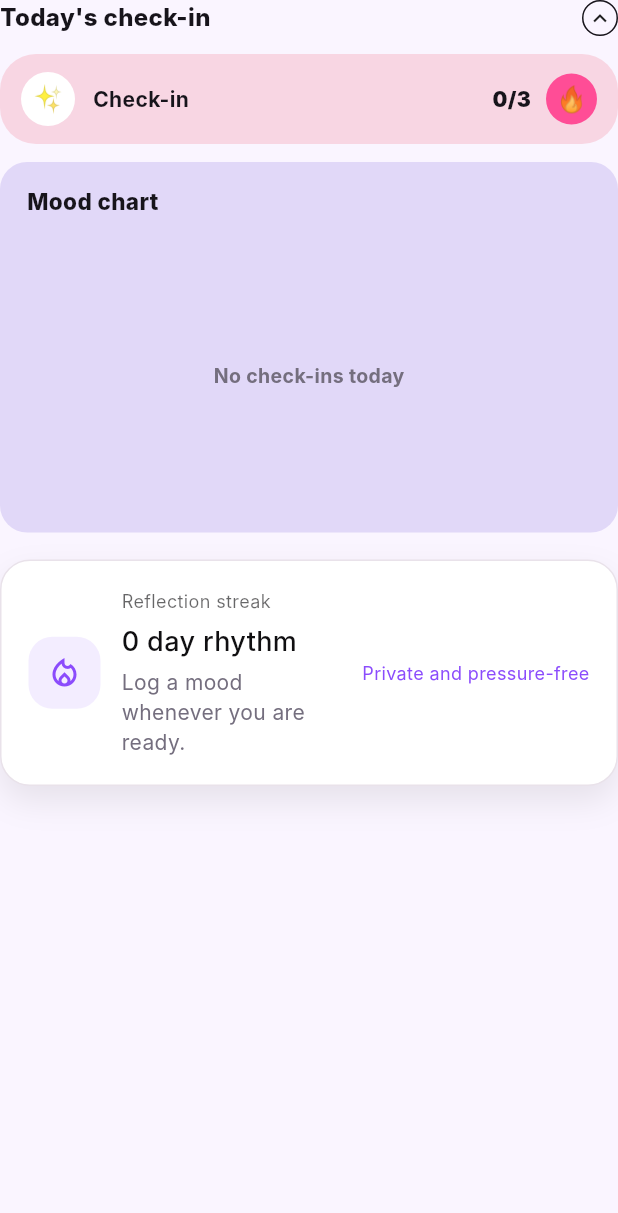
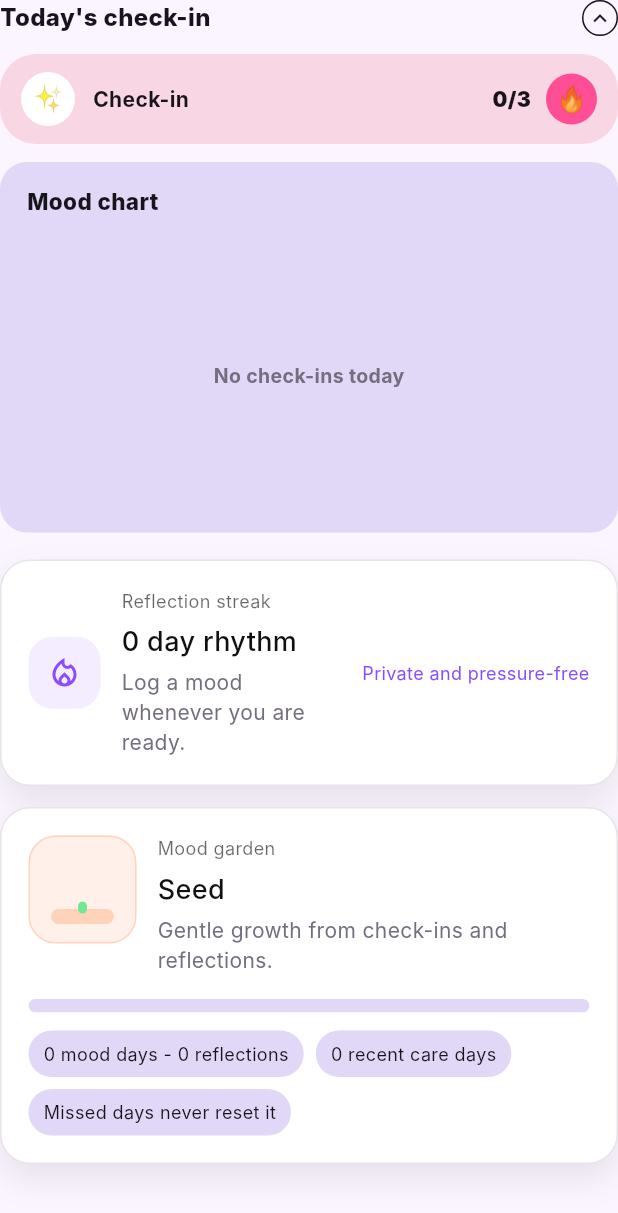
Before and after one commit to lehieu2003/Daily-Mood, a Flutter app: the _DashboardContent widget shown alone on an empty page, opened directly with empty values, on a phone screen of 412 x 824 dp. Shown: the top 1213 px of the screen. Run offline on Flutter 3.47's test engine with Material 3 defaults, Android fonts, the phone set to English and light mode, and no system bars; our stand-ins replace animated_notch_bottom_bar, drift, equatable, file_picker, fl_chart, flutter_bloc and 6 more; missing offline and left inert: record, sqlcipher_flutter_libs, sqlite3; accounts and stored records are empty; generated files the repository leaves out were written again; Roboto replaces fonts that are missing (Inter).

Commit message:
feat: add mood garden
Adds a non-resetting mood garden summary based on lifetime check-in days and reflections, dashboard UI, localization, and focused tests.

Verification: user reported all tests passed. Also ran git diff --cached --check with exit code 0 before commit.

```diff
--- a/daily_mood_application/lib/app/localization/app_localizations.dart
+++ b/daily_mood_application/lib/app/localization/app_localizations.dart
@@ -95,6 +95,9 @@ class AppLocalizations {
   String get saveReflection => _text('saveReflection');
   String get editReflection => _text('editReflection');
   String get noneYet => _text('noneYet');
+  String get moodGarden => _text('moodGarden');
+  String get moodGardenSubtitle => _text('moodGardenSubtitle');
+  String get gardenNoReset => _text('gardenNoReset');
   String get dashboardEmptyBody => _text('dashboardEmptyBody');
   String get noCheckInsToday => _text('noCheckInsToday');
   String get tip => _text('tip');
@@ -253,6 +256,33 @@ class AppLocalizations {
 
   String commonReason(String reason) {
     return isVietnamese ? 'Lý do: $reason' : 'Reason: $reason';
+  }
+
+  String gardenStageLabel(String stage) {
+    if (!isVietnamese) return stage;
+    return switch (stage) {
+      'Seed' => 'Hạt mầm',
+      'Sprout' => 'Mầm non',
+      'Leafy' => 'Nhiều lá',
+      'Bloom' => 'Nở hoa',
+      'Flourishing' => 'Tươi tốt',
+      _ => stage,
+    };
+  }
+
+  String gardenGrowthSummary({
+    required int activeDays,
+    required int reflections,
+  }) {
+    return isVietnamese
+        ? '$activeDays ngày ghi mood - $reflections phản chiếu'
+        : '$activeDays mood days - $reflections reflections';
+  }
+
+  String gardenRecentSummary(int count) {
+    return isVietnamese
+        ? '$count ngày chăm sóc gần đây'
+        : '$count recent care days';
   }
 
   String dailyReminderOn(String time) {
@@ -573,6 +603,9 @@ const _en = {
   'saveReflection': 'Save reflection',
   'editReflection': 'Update reflection',
   'noneYet': 'None yet',
+  'moodGarden': 'Mood garden',
+  'moodGardenSubtitle': 'Gentle growth from check-ins and reflections.',
+  'gardenNoReset': 'Missed days never reset it',
   'dashboardEmptyBody':
       'Start with one quick check-in. Your first entry will appear here.',
   'noCheckInsToday': 'No check-ins today',
@@ -768,6 +801,9 @@ const _vi = {
   'saveReflection': 'Lưu phản chiếu',
   'editReflection': 'Cập nhật phản chiếu',
   'noneYet': 'Chưa có',
+  'moodGarden': 'Vườn tâm trạng',
+  'moodGardenSubtitle': 'Lớn nhẹ nhàng từ check-in và phản chiếu.',
+  'gardenNoReset': 'Ngày bỏ lỡ không đặt lại vườn',
   'dashboardEmptyBody':
       'Bắt đầu bằng một lần check-in nhanh. Mục đầu tiên của bạn sẽ xuất hiện ở đây.',
   'noCheckInsToday': 'Hôm nay chưa có check-in',
@@ -850,8 +886,7 @@ const _vi = {
   'importFailed': 'Nhập dữ liệu thất bại. Vui lòng thử lại.',
   'localDataDeleted': 'Đã xóa dữ liệu cục bộ.',
   'manageCustomTags': 'Quản lý thẻ tùy chỉnh',
-  'manageCustomTagsSubtitle':
-      'Lưu trữ lý do ít dùng hoặc khôi phục lại sau.',
+  'manageCustomTagsSubtitle': 'Lưu trữ lý do ít dùng hoặc khôi phục lại sau.',
   'manageCustomTagsBody':
       'Thẻ tùy chỉnh đã lưu trữ sẽ ẩn khỏi check-in mới nhưng vẫn gắn với mục cũ.',
   'noCustomTags': 'Chưa có thẻ tùy chỉnh.',
--- a/daily_mood_application/lib/core/database/daos/daily_reflection_dao.dart
+++ b/daily_mood_application/lib/core/database/daos/daily_reflection_dao.dart
@@ -18,6 +18,12 @@ final class DailyReflectionDao {
         .watchSingleOrNull();
   }
 
+  Stream<List<DailyReflection>> watchAllReflections() {
+    return (db.select(
+      db.dailyReflections,
+    )..orderBy([(row) => OrderingTerm.desc(row.dateKey)])).watch();
+  }
+
   Future<void> saveReflection({
     required DateTime date,
     required String prompt,
@@ -27,13 +33,16 @@ final class DailyReflectionDao {
     final now = DateTime.now();
     final normalizedResponse = response.trim();
 
-    final existing = await (db.select(db.dailyReflections)
-          ..where((reflection) => reflection.dateKey.equals(dateKey))
-          ..limit(1))
-        .getSingleOrNull();
+    final existing =
+        await (db.select(db.dailyReflections)
+              ..where((reflection) => reflection.dateKey.equals(dateKey))
+              ..limit(1))
+            .getSingleOrNull();
 
     if (existing == null) {
-      await db.into(db.dailyReflections).insert(
+      await db
+          .into(db.dailyReflections)
+          .insert(
             DailyReflectionsCompanion.insert(
               uuid: _uuid.v4(),
               dateKey: dateKey,
@@ -46,9 +55,9 @@ final class DailyReflectionDao {
       return;
     }
 
-    await (db.update(db.dailyReflections)
-          ..where((reflection) => reflection.id.equals(existing.id)))
-        .write(
+    await (db.update(
+      db.dailyReflections,
+    )..where((reflection) => reflection.id.equals(existing.id))).write(
       DailyReflectionsCompanion(
         prompt: Value(prompt),
         response: Value(normalizedResponse),
--- a/daily_mood_application/lib/data/repositories/daily_reflection_repository.dart
+++ b/daily_mood_application/lib/data/repositories/daily_reflection_repository.dart
@@ -13,6 +13,12 @@ final class DailyReflectionRepository {
       if (reflection == null) return null;
       return _toDomain(reflection);
     });
+  }
+
+  Stream<List<DailyReflectionModel>> watchAllReflections() {
+    return _localService.watchAllReflections().map(
+      (reflections) => reflections.map(_toDomain).toList(growable: false),
+    );
   }
 
   Future<void> saveReflection({
--- a/daily_mood_application/lib/data/services/daily_reflection_local_service.dart
+++ b/daily_mood_application/lib/data/services/daily_reflection_local_service.dart
@@ -10,15 +10,15 @@ final class DailyReflectionLocalService {
     return _dao.watchReflectionForDate(date);
   }
 
+  Stream<List<DailyReflection>> watchAllReflections() {
+    return _dao.watchAllReflections();
+  }
+
   Future<void> saveReflection({
     required DateTime date,
     required String prompt,
     required String response,
   }) {
-    return _dao.saveReflection(
-      date: date,
-      prompt: prompt,
-      response: response,
-    );
+    return _dao.saveReflection(date: date, prompt: prompt, response: response);
   }
 }
--- a/daily_mood_application/lib/features/dashboard/dashboard_screen.dart
+++ b/daily_mood_application/lib/features/dashboard/dashboard_screen.dart
@@ -11,6 +11,7 @@ import '../../domain/models/daily_reflection.dart';
 import '../../domain/models/mood_entry.dart';
 import 'daily_reflection_actions.dart';
 import 'dashboard_formatters.dart';
+import 'mood_garden.dart';
 import 'dashboard_palette.dart';
 import 'entry_detail_actions.dart';
 import 'widgets/dashboard_empty_state.dart';
@@ -18,6 +19,7 @@ import 'widgets/dashboard_header.dart';
 import 'widgets/daily_reflection_card.dart';
 import 'widgets/entry_detail_sheet.dart';
 import 'widgets/mood_entry_card.dart';
+import 'widgets/mood_garden_card.dart';
 import 'widgets/nature_tip_card.dart';
 import 'widgets/reflection_streak_card.dart';
 import 'widgets/today_check_in_section.dart';
@@ -33,6 +35,7 @@ class DashboardScreen extends StatefulWidget {
     this.onUpdateEntry,
     this.onDeleteEntry,
     this.dailyReflectionForDate,
+    this.dailyReflections,
     this.onSaveReflection,
   });
 
@@ -42,6 +45,7 @@ class DashboardScreen extends StatefulWidget {
   final EntryUpdateAction? onUpdateEntry;
   final EntryDeleteAction? onDeleteEntry;
   final DailyReflectionStreamFactory? dailyReflectionForDate;
+  final Stream<List<DailyReflectionModel>>? dailyReflections;
   final DailyReflectionSaveAction? onSaveReflection;
 
   @override
@@ -133,6 +137,7 @@ class _DashboardScreenState extends State<DashboardScreen> {
                                   onDeleteEntry: widget.onDeleteEntry,
                                   dailyReflectionForDate:
                                       widget.dailyReflectionForDate,
+                                  dailyReflections: widget.dailyReflections,
                                   onSaveReflection: widget.onSaveReflection,
                                 ),
                             ]),
@@ -181,6 +186,7 @@ class _DashboardContent extends StatelessWidget {
     this.onUpdateEntry,
     this.onDeleteEntry,
     this.dailyReflectionForDate,
+    this.dailyReflections,
     this.onSaveReflection,
   });
 
@@ -191,6 +197,7 @@ class _DashboardContent extends StatelessWidget {
   final EntryUpdateAction? onUpdateEntry;
   final EntryDeleteAction? onDeleteEntry;
   final DailyReflectionStreamFactory? dailyReflectionForDate;
+  final Stream<List<DailyReflectionModel>>? dailyReflections;
   final DailyReflectionSaveAction? onSaveReflection;
 
   @override
@@ -220,6 +227,12 @@ class _DashboardContent extends StatelessWidget {
           const SizedBox(height: 14),
         ],
         ReflectionStreakCard(entries: entries, today: today),
+        const SizedBox(height: 14),
+        _MoodGardenSection(
+          entries: entries,
+          today: today,
+          dailyReflections: dailyReflections,
+        ),
         const SizedBox(height: 14),
         if (entries.length >= 3) ...[
           WeeklyTrendEntryCard(
@@ -260,6 +273,53 @@ class _DashboardContent extends StatelessWidget {
       onDeleteEntry: deleteEntry ?? repository!.softDeleteEntry,
       activityOptions: activityOptions,
     );
+  }
+}
+
+class _MoodGardenSection extends StatelessWidget {
+  const _MoodGardenSection({
+    required this.entries,
+    required this.today,
+    this.dailyReflections,
+  });
+
+  final List<MoodEntryModel> entries;
+  final DateTime today;
+  final Stream<List<DailyReflectionModel>>? dailyReflections;
+
+  @override
+  Widget build(BuildContext context) {
+    final stream = dailyReflections ?? _streamFrom(context);
+    if (stream == null) {
+      return MoodGardenCard(
+        summary: buildMoodGardenSummary(
+          entries: entries,
+          reflections: const [],
+          today: today,
+        ),
+      );
+    }
+
+    return StreamBuilder<List<DailyReflectionModel>>(
+      stream: stream,
+      builder: (context, snapshot) {
+        return MoodGardenCard(
+          summary: buildMoodGardenSummary(
+            entries: entries,
+            reflections: snapshot.data ?? const [],
+            today: today,
+          ),
+        );
+      },
+    );
+  }
+
+  Stream<List<DailyReflectionModel>>? _streamFrom(BuildContext context) {
+    try {
+      return context.read<DailyReflectionRepository>().watchAllReflections();
+    } catch (_) {
+      return null;
+    }
   }
 }
 
--- /dev/null
+++ b/daily_mood_application/lib/features/dashboard/mood_garden.dart
@@ -0,0 +1,93 @@
+import '../../domain/models/daily_reflection.dart';
+import '../../domain/models/mood_entry.dart';
+
+enum MoodGardenStage { seed, sprout, leafy, bloom, flourishing }
+
+final class MoodGardenSummary {
+  const MoodGardenSummary({
+    required this.stage,
+    required this.growthPoints,
+    required this.pointsForNextStage,
+    required this.activeDayCount,
+    required this.reflectionCount,
+    required this.recentActiveDays,
+  });
+
+  final MoodGardenStage stage;
+  final int growthPoints;
+  final int pointsForNextStage;
+  final int activeDayCount;
+  final int reflectionCount;
+  final int recentActiveDays;
+
+  double get progressToNextStage {
+    if (pointsForNextStage <= growthPoints) return 1;
+    final currentThreshold = _thresholdFor(stage);
+    final span = pointsForNextStage - currentThreshold;
+    if (span <= 0) return 1;
+    return ((growthPoints - currentThreshold) / span).clamp(0, 1).toDouble();
+  }
+}
+
+MoodGardenSummary buildMoodGardenSummary({
+  required List<MoodEntryModel> entries,
+  required List<DailyReflectionModel> reflections,
+  required DateTime today,
+}) {
+  final activeDates = {for (final entry in entries) _dateOnly(entry.createdAt)};
+  final reflectionDates = {
+    for (final reflection in reflections) _dateOnly(reflection.date),
+  };
+  final recentDates = {...activeDates, ...reflectionDates};
+  final todayOnly = _dateOnly(today);
+  final recentWindowStart = todayOnly.subtract(const Duration(days: 6));
+  final recentActiveDays = recentDates
+      .where(
+        (date) => !date.isBefore(recentWindowStart) && !date.isAfter(todayOnly),
+      )
+      .length;
+  final growthPoints = activeDates.length + (reflectionDates.length * 2);
+  final stage = _stageFor(growthPoints);
+
+  return MoodGardenSummary(
+    stage: stage,
+    growthPoints: growthPoints,
+    pointsForNextStage: _nextThresholdFor(stage),
+    activeDayCount: activeDates.length,
+    reflectionCount: reflectionDates.length,
+    recentActiveDays: recentActiveDays,
+  );
+}
+
+MoodGardenStage _stageFor(int points) {
+  if (points >= 16) return MoodGardenStage.flourishing;
+  if (points >= 9) return MoodGardenStage.bloom;
+  if (points >= 4) return MoodGardenStage.leafy;
+  if (points >= 1) return MoodGardenStage.sprout;
+  return MoodGardenStage.seed;
+}
+
+int _thresholdFor(MoodGardenStage stage) {
+  return switch (stage) {
+    MoodGardenStage.seed => 0,
+    MoodGardenStage.sprout => 1,
+    MoodGardenStage.leafy => 4,
+    MoodGardenStage.bloom => 9,
+    MoodGardenStage.flourishing => 16,
+  };
+}
+
+int _nextThresholdFor(MoodGardenStage stage) {
+  return switch (stage) {
+    MoodGardenStage.seed => 1,
+    MoodGardenStage.sprout => 4,
+    MoodGardenStage.leafy => 9,
+    MoodGardenStage.bloom => 16,
+    MoodGardenStage.flourishing => 16,
+  };
+}
+
+DateTime _dateOnly(DateTime date) {
+  final local = date.toLocal();
+  return DateTime(local.year, local.month, local.day);
+}
--- /dev/null
+++ b/daily_mood_application/lib/features/dashboard/widgets/mood_garden_card.dart
@@ -0,0 +1,228 @@
+import 'package:flutter/material.dart';
+
+import '../../../app/localization/app_localizations.dart';
+import '../../../app/theme/app_typography.dart';
+import '../dashboard_palette.dart';
+import '../mood_garden.dart';
+import 'dashboard_card_decoration.dart';
+
+class MoodGardenCard extends StatelessWidget {
+  const MoodGardenCard({required this.summary, super.key});
+
+  final MoodGardenSummary summary;
+
+  @override
+  Widget build(BuildContext context) {
+    final l10n = context.l10n;
+    final stageName = _stageName(summary.stage);
+
+    return Container(
+      key: const ValueKey('mood_garden_card'),
+      padding: const EdgeInsets.all(18),
+      decoration: dashboardCardDecoration(context),
+      child: Column(
+        crossAxisAlignment: CrossAxisAlignment.stretch,
+        children: [
+          Row(
+            crossAxisAlignment: CrossAxisAlignment.start,
+            children: [
+              _GardenVisual(stage: summary.stage),
+              const SizedBox(width: 14),
+              Expanded(
+                child: Column(
+                  crossAxisAlignment: CrossAxisAlignment.start,
+                  children: [
+                    Text(l10n.moodGarden, style: AppTypography.subText3Regular),
+                    const SizedBox(height: 6),
+                    Text(
+                      l10n.gardenStageLabel(stageName),
+                      style: AppTypography.heading2,
+                    ),
+                    const SizedBox(height: 4),
+                    Text(
+                      l10n.moodGardenSubtitle,
+                      style: AppTypography.subText2Regular.copyWith(
+                        color: DashboardPalette.mutedText,
+                      ),
+                    ),
+                  ],
+                ),
+              ),
+            ],
+          ),
+          const SizedBox(height: 16),
+          ClipRRect(
+            borderRadius: BorderRadius.circular(999),
+            child: LinearProgressIndicator(
+              minHeight: 9,
+              value: summary.progressToNextStage,
+              backgroundColor: DashboardPalette.lilacPanel,
+              valueColor: AlwaysStoppedAnimation<Color>(DashboardPalette.green),
+            ),
+          ),
+          const SizedBox(height: 12),
+          Wrap(
+            spacing: 8,
+            runSpacing: 8,
+            children: [
+              _GardenChip(
+                text: l10n.gardenGrowthSummary(
+                  activeDays: summary.activeDayCount,
+                  reflections: summary.reflectionCount,
+                ),
+              ),
+              _GardenChip(
+                text: l10n.gardenRecentSummary(summary.recentActiveDays),
+              ),
+              _GardenChip(text: l10n.gardenNoReset),
+            ],
+          ),
+        ],
+      ),
+    );
+  }
+
+  String _stageName(MoodGardenStage stage) {
+    return switch (stage) {
+      MoodGardenStage.seed => 'Seed',
+      MoodGardenStage.sprout => 'Sprout',
+      MoodGardenStage.leafy => 'Leafy',
+      MoodGardenStage.bloom => 'Bloom',
+      MoodGardenStage.flourishing => 'Flourishing',
+    };
+  }
+}
+
+class _GardenVisual extends StatelessWidget {
+  const _GardenVisual({required this.stage});
+
+  final MoodGardenStage stage;
+
+  @override
+  Widget build(BuildContext context) {
+    final color = switch (stage) {
+      MoodGardenStage.seed => DashboardPalette.orange,
+      MoodGardenStage.sprout => DashboardPalette.green,
+      MoodGardenStage.leafy => DashboardPalette.green,
+      MoodGardenStage.bloom => DashboardPalette.hotPink,
+      MoodGardenStage.flourishing => DashboardPalette.purple,
+    };
+
+    return SizedBox(
+      width: 72,
+      height: 72,
+      child: DecoratedBox(
+        decoration: BoxDecoration(
+          color: color.withValues(alpha: 0.14),
+          borderRadius: BorderRadius.circular(18),
+          border: Border.all(color: color.withValues(alpha: 0.35)),
+        ),
+        child: Stack(
+          alignment: Alignment.center,
+          children: [
+            Positioned(
+              bottom: 13,
+              child: Container(
+                width: 42,
+                height: 10,
+                decoration: BoxDecoration(
+                  color: DashboardPalette.orange.withValues(alpha: 0.35),
+                  borderRadius: BorderRadius.circular(999),
+                ),
+              ),
+            ),
+            Positioned(bottom: 20, child: _Stem(height: _stemHeight(stage))),
+            ..._leaves(stage, color),
+            if (stage == MoodGardenStage.bloom ||
+                stage == MoodGardenStage.flourishing)
+              Positioned(
+                top: 12,
+                child: Icon(
+                  Icons.local_florist_rounded,
+                  color: DashboardPalette.hotPink,
+                  size: stage == MoodGardenStage.flourishing ? 34 : 28,
+                ),
+              ),
+          ],
+        ),
+      ),
+    );
+  }
+
+  double _stemHeight(MoodGardenStage stage) {
+    return switch (stage) {
+      MoodGardenStage.seed => 8,
+      MoodGardenStage.sprout => 22,
+      MoodGardenStage.leafy => 32,
+      MoodGardenStage.bloom => 38,
+      MoodGardenStage.flourishing => 42,
+    };
+  }
+
+  List<Widget> _leaves(MoodGardenStage stage, Color color) {
+    final count = switch (stage) {
+      MoodGardenStage.seed => 0,
+      MoodGardenStage.sprout => 1,
+      MoodGardenStage.leafy => 3,
+      MoodGardenStage.bloom => 4,
+      MoodGardenStage.flourishing => 5,
+    };
+    final leaves = <Widget>[];
+    for (var index = 0; index < count; index++) {
+      leaves.add(
+        Positioned(
+          top: 38 - (index * 5),
+          left: index.isEven ? 24 : 36,
+          child: Transform.rotate(
+            angle: index.isEven ? -0.65 : 0.65,
+            child: Icon(Icons.eco_rounded, color: color, size: 18),
+          ),
+        ),
+      );
+    }
+    return leaves;
+  }
+}
+
+class _Stem extends StatelessWidget {
+  const _Stem({required this.height});
+
+  final double height;
+
+  @override
+  Widget build(BuildContext context) {
+    return Container(
+      width: 6,
+      height: height,
+      decoration: BoxDecoration(
+        color: DashboardPalette.green,
+        borderRadius: BorderRadius.circular(999),
+      ),
+    );
+  }
+}
+
+class _GardenChip extends StatelessWidget {
+  const _GardenChip({required this.text});
+
+  final String text;
+
+  @override
+  Widget build(BuildContext context) {
+    return DecoratedBox(
+      decoration: BoxDecoration(
+        color: DashboardPalette.lilacPanel,
+        borderRadius: BorderRadius.circular(999),
+      ),
+      child: Padding(
+        padding: const EdgeInsets.symmetric(horizontal: 10, vertical: 7),
+        child: Text(
+          text,
+          style: AppTypography.subText3Regular.copyWith(
+            color: DashboardPalette.deepText,
+          ),
+        ),
+      ),
+    );
+  }
+}
```
Also changed, not shown: 4 other files.
